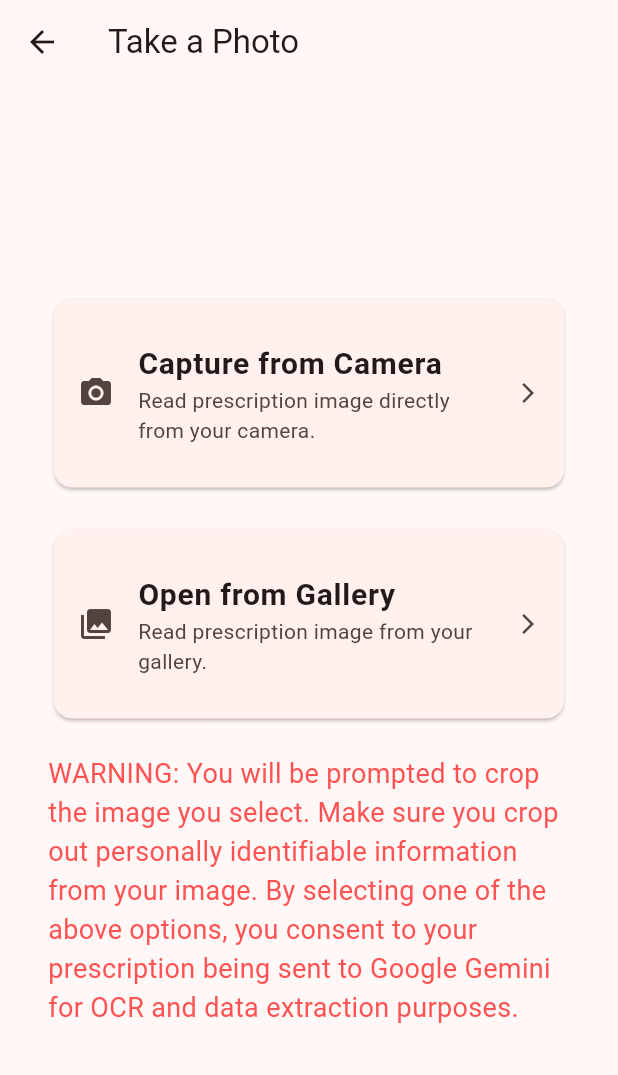
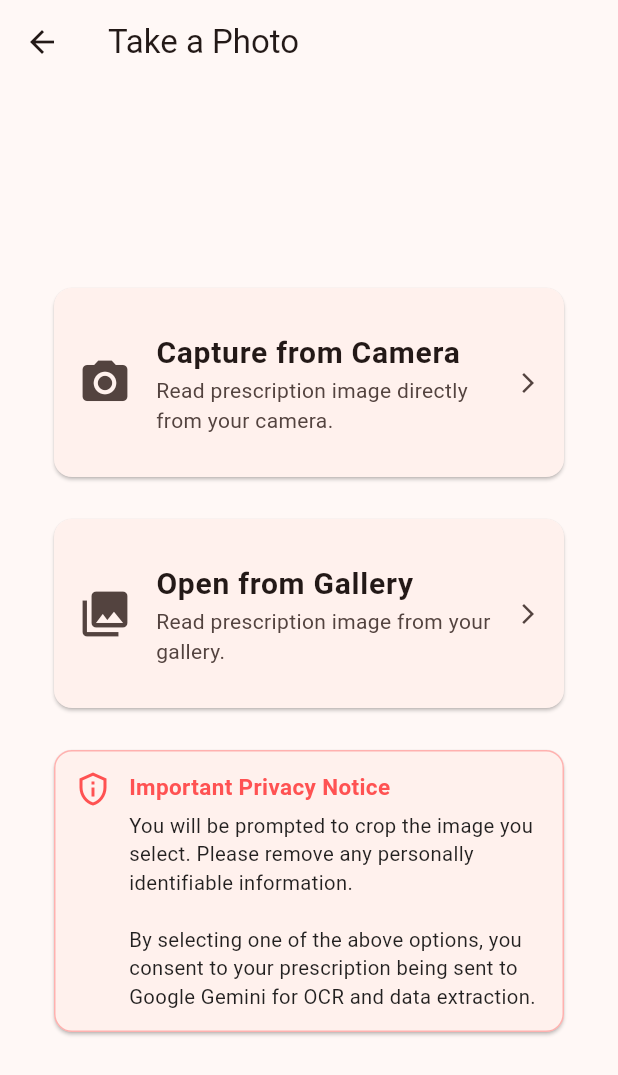
Before and after one commit to simonknowsstuff/medisukham, a Flutter app: the CameraScreen screen opened directly, on a phone screen of 412 x 824 dp. Shown: the top 1075 px of the screen. Run offline on Flutter 3.47's test engine with Material 3 defaults, Android fonts, the phone set to English and light mode, and no system bars; our stand-ins replace cloud_functions, firebase_auth, firebase_core, flutter_local_notifications, image_cropper, image_picker and 3 more; missing offline and left inert: firebase_app_check; accounts and stored records are empty; generated files the repository leaves out were written again.

Commit message:
prettified warning in camera screen

```diff
--- a/lib/screens/camera_screen.dart
+++ b/lib/screens/camera_screen.dart
@@ -70,7 +70,7 @@ class _CameraScreenState extends State<CameraScreen> {
                       vertical: 20.0,
                       horizontal: 16.0,
                     ),
-                    leading: Icon(Icons.camera_alt),
+                    leading: Icon(Icons.camera_alt, size: 36.0),
                     title: Text(
                       'Capture from Camera',
                       style: TextStyle(
@@ -95,7 +95,7 @@ class _CameraScreenState extends State<CameraScreen> {
                       vertical: 20.0,
                       horizontal: 16.0,
                     ),
-                    leading: Icon(Icons.photo_library),
+                    leading: Icon(Icons.photo_library, size: 36.0),
                     title: Text(
                       'Open from Gallery',
                       style: TextStyle(
@@ -110,13 +110,7 @@ class _CameraScreenState extends State<CameraScreen> {
                   ),
                 ),
               ),
-              const Text(
-                'WARNING: You will be prompted to crop the image you select. '
-                'Make sure you crop out personally identifiable information from your image. '
-                'By selecting one of the above options, '
-                'you consent to your prescription being sent to Google Gemini for OCR and data extraction purposes.',
-                style: TextStyle(color: Colors.redAccent, fontSize: 18.0),
-              ),
+              const PrivacyWidget(),
             ],
           ),
         ),
@@ -124,3 +118,62 @@ class _CameraScreenState extends State<CameraScreen> {
     );
   }
 }
+
+class PrivacyWidget extends StatelessWidget {
+  const PrivacyWidget({
+    super.key,
+  });
+
+  @override
+  Widget build(BuildContext context) {
+    return Card(
+      shape: RoundedRectangleBorder(
+        borderRadius: BorderRadius.circular(12),
+        side: BorderSide(
+          color: Colors.redAccent.withValues(alpha: 0.4),
+          width: 1,
+        ),
+      ),
+      child: Padding(
+        padding: const EdgeInsets.all(14.0),
+        child: Row(
+          crossAxisAlignment: CrossAxisAlignment.start,
+          children: [
+            const Icon(
+              Icons.privacy_tip_outlined,
+              color: Colors.redAccent,
+            ),
+            const SizedBox(width: 12),
+            Expanded(
+              child: Column(
+                crossAxisAlignment: CrossAxisAlignment.start,
+                children: const [
+                  Text(
+                    'Important Privacy Notice',
+                    style: TextStyle(
+                      fontSize: 15,
+                      fontWeight: FontWeight.w600,
+                      color: Colors.redAccent,
+                    ),
+                  ),
+                  SizedBox(height: 6),
+                  Text(
+                    'You will be prompted to crop the image you select. '
+                        'Please remove any personally identifiable information.\n\n'
+                        'By selecting one of the above options, you consent to your '
+                        'prescription being sent to Google Gemini for OCR and data extraction.',
+                    style: TextStyle(
+                      fontSize: 13.5,
+                      height: 1.4,
+                      color: Colors.black87,
+                    ),
+                  ),
+                ],
+              ),
+            ),
+          ],
+        ),
+      ),
+    );
+  }
+}
```
